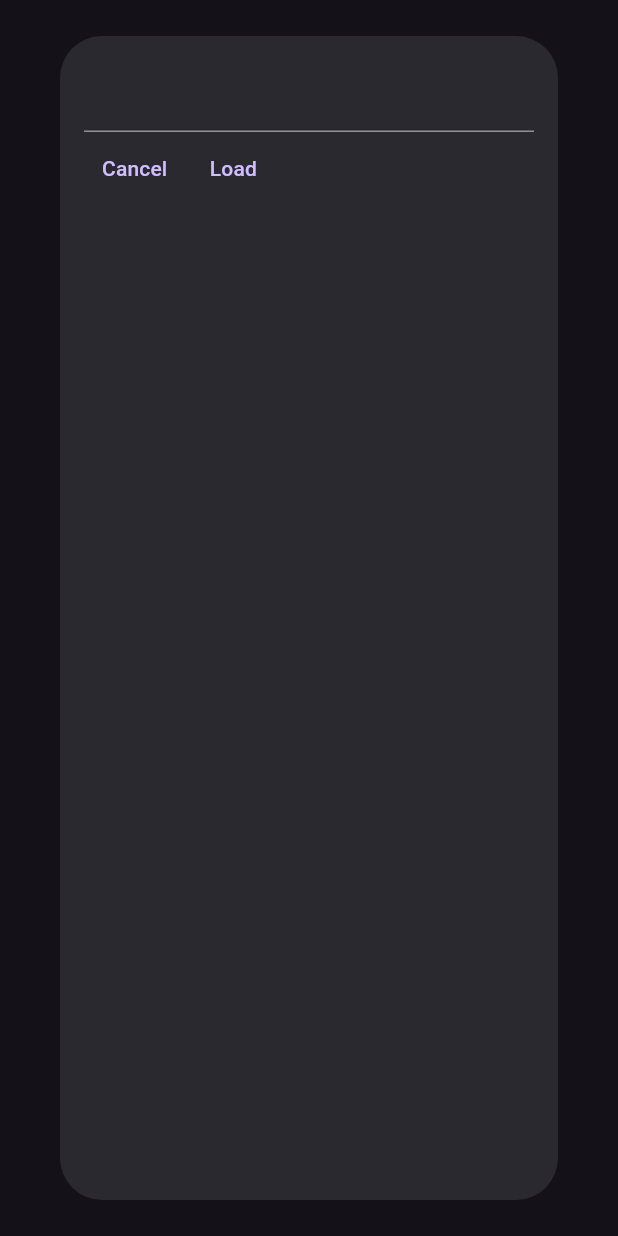
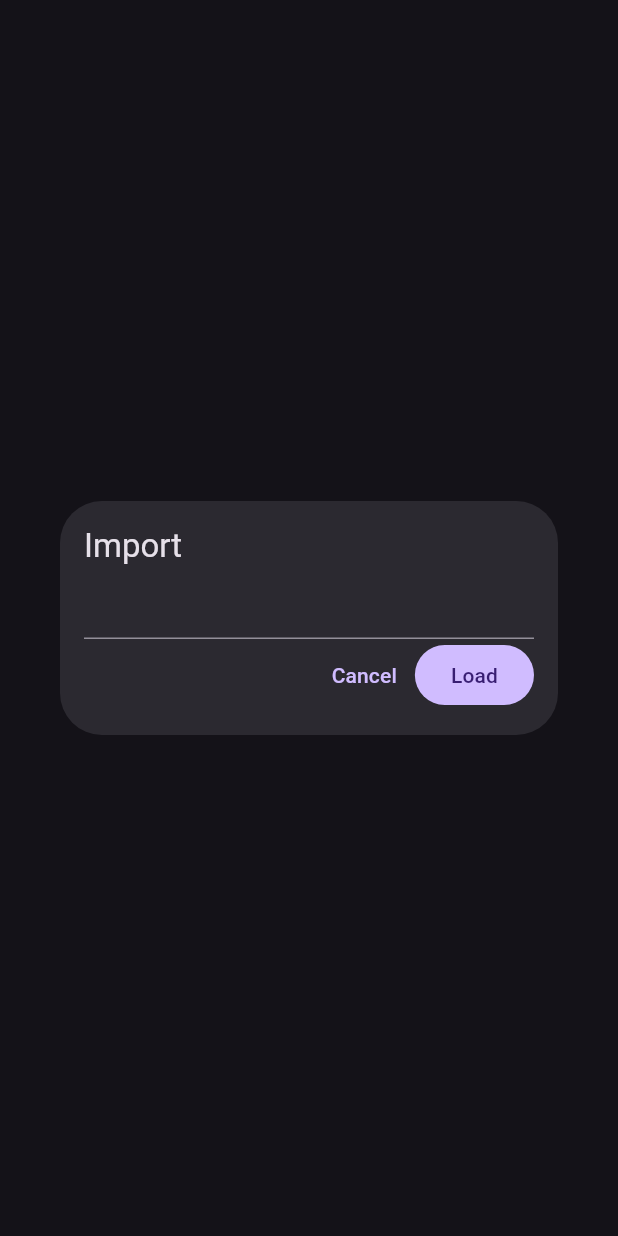
Before and after one commit to evnor/planechaser, a Flutter app: the ImportDialog widget shown alone on an empty page, opened directly, on a phone screen of 412 x 824 dp. Run offline on Flutter 3.47's test engine with Material 3 defaults, Android fonts, the phone set to English and light mode, and no system bars; our stand-ins replace cached_network_image, share_plus, wakelock_plus; missing offline and left inert: localstore, scryfall_api.

Commit message:
Change import dialog ui

```diff
--- a/lib/screens/home_screen.dart
+++ b/lib/screens/home_screen.dart
@@ -202,18 +202,27 @@ class _ImportDialogState extends State<ImportDialog> {
       child: Padding(
         padding: const EdgeInsets.all(16.0),
         child: Column(
+          mainAxisSize: MainAxisSize.min,
+          crossAxisAlignment: CrossAxisAlignment.stretch,
           children: [
+            Text(
+              "Import",
+              style: Theme.of(context).textTheme.titleLarge,
+              textAlign: TextAlign.start,
+            ),
             TextField(
               controller: _controller,
             ),
-            Row(children: [
+            Row(
+              mainAxisAlignment: MainAxisAlignment.end,
+              children: [
                 TextButton(
                   onPressed: () {
                     Navigator.pop(context);
                   },
                   child: const Text("Cancel"),
                 ),
-              TextButton(
+                FilledButton(
                   onPressed: () {
                     final decklists =
                         DeckListModel.fromJson(jsonDecode(_controller.text));
@@ -223,7 +232,8 @@ class _ImportDialogState extends State<ImportDialog> {
                   },
                   child: const Text("Load"),
                 ),
-            ])
+              ],
+            )
           ],
         ),
       ),
```
Lines whose indentation alone changed are shown as unchanged.
